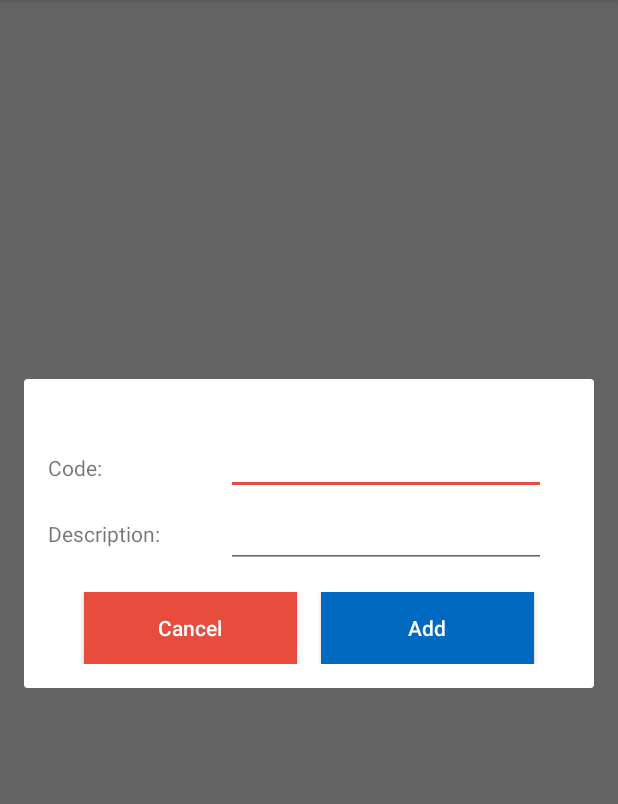
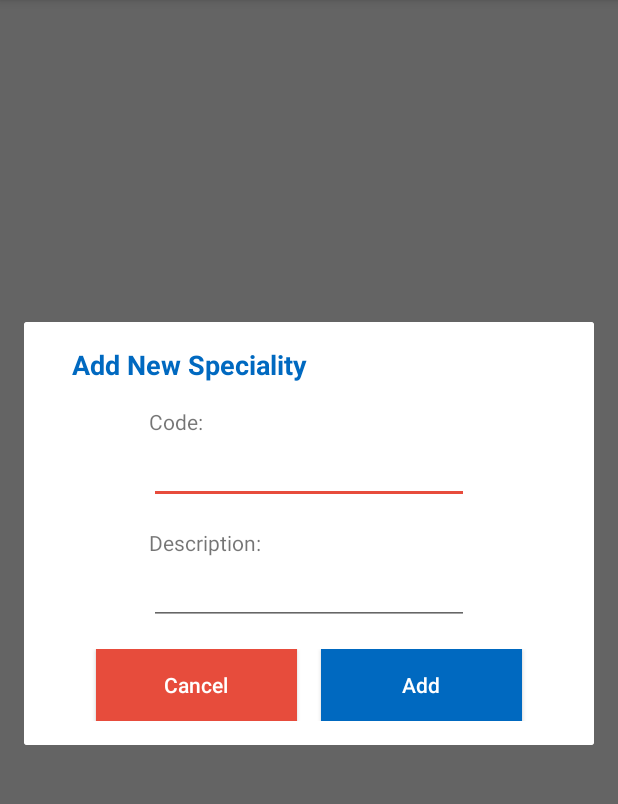
Before and after one commit to FCIZUBlackGamer/FluidAdmin, an Android app: the fragment CodeAddFragment shown on its own in the app's theme, on a phone screen of 412 x 824 dp, the part 84-888 px from its top. Run offline under Robolectric (Android 15) with nearby library versions, the phone set to English and light mode, and no system bars; 1 statement that could not run was skipped.

Commit message:
applay changes

```diff
--- a/app/src/main/java/com/thetatechno/fluidadmin/model/Device.java
+++ b/app/src/main/java/com/thetatechno/fluidadmin/model/Device.java
@@ -11,7 +11,7 @@ public class Device {
     String id;
     @SerializedName("DESCRIPTION")
     @Expose
-    String description;
+    String description = "";
 
     public String getId() {
         return id;
--- a/app/src/main/java/com/thetatechno/fluidadmin/retrofiteServices/repositories/StaffRepository.java
+++ b/app/src/main/java/com/thetatechno/fluidadmin/retrofiteServices/repositories/StaffRepository.java
@@ -37,6 +37,7 @@ public class StaffRepository {
                     }
                 } else if(response.code() == 404) {
                     Log.e(TAG, " server error 404 not found ");
+
                 }
             }
 
--- a/app/src/main/java/com/thetatechno/fluidadmin/ui/addorupdatecode/CodeAddFragment.java
+++ b/app/src/main/java/com/thetatechno/fluidadmin/ui/addorupdatecode/CodeAddFragment.java
@@ -1,5 +1,6 @@
 package com.thetatechno.fluidadmin.ui.addorupdatecode;
 
+import android.annotation.SuppressLint;
 import android.app.Dialog;
 import android.content.Context;
 import android.os.Bundle;
@@ -12,6 +13,7 @@ import android.view.WindowManager;
 import android.widget.Button;
 import android.widget.EditText;
 import android.widget.LinearLayout;
+import android.widget.TextView;
 import android.widget.Toast;
 
 import androidx.activity.OnBackPressedCallback;
@@ -46,7 +48,7 @@ public class CodeAddFragment extends DialogFragment {
     CodeViewModel codeViewModel;
     NavController navController;
     List<Code> codeList;
-
+    TextView titleTxt;
     private OnFragmentInteractionListener mListener;
 
     public CodeAddFragment() {
@@ -165,11 +167,14 @@ public class CodeAddFragment extends DialogFragment {
             codeIdEditTxt.setText(code.getCode());
             codeDescriptionEditTxt.setText(code.getDescription());
             addOrUpdateBtn.setHint(getResources().getString(R.string.update_txt));
+            titleTxt.setText(getResources().getString(R.string.update_specialilty_title));
         } else {
             isCodeNotNull = false;
             codeIdEditTxt.setText("");
             codeDescriptionEditTxt.setText("");
             addOrUpdateBtn.setHint(getResources().getString(R.string.add_txt));
+            titleTxt.setText(getResources().getString(R.string.add_specialilty_title));
+
         }
     }
 
@@ -178,6 +183,7 @@ public class CodeAddFragment extends DialogFragment {
         codeDescriptionEditTxt = view.findViewById(R.id.desc_et);
         cancel_btn = view.findViewById(R.id.cancel_btn);
         addOrUpdateBtn = view.findViewById(R.id.addOrUpdateCodeBtn);
+        titleTxt = view.findViewById(R.id.titleTxt);
 
     }
 
--- a/app/src/main/java/com/thetatechno/fluidadmin/ui/addorupdatefacility/FacilityAddFragment.java
+++ b/app/src/main/java/com/thetatechno/fluidadmin/ui/addorupdatefacility/FacilityAddFragment.java
@@ -168,9 +168,9 @@ public class FacilityAddFragment extends Fragment {
                     waitingAreaSpinner.setAdapter(adapter);
 
                     if (facility != null)
-                        if (facility.getWaitingAreaID() != null) {
+                        if (facility.getWaitingAreaId() != null) {
                             for (int i = 0; i < waitAreaList.size(); i++) {
-                                if (waitAreaList.get(i).equals(facility.getWaitingAreaID())) {
+                                if (waitAreaList.get(i).equals(facility.getWaitingAreaId())) {
                                     waitingAreaSpinner.setSelection(i);
                                 }
                             }
@@ -266,7 +266,7 @@ public class FacilityAddFragment extends Fragment {
 
         facility.setLangId(PreferenceController.getInstance(App.getContext()).get(PreferenceController.LANGUAGE).toUpperCase());
         if (id == facilityTypeRadioGroup.getCheckedRadioButtonId())
-            facility.setWaitingAreaID(waitingAreaSpinner.getSelectedItem().toString());
+            facility.setWaitingAreaId(waitingAreaSpinner.getSelectedItem().toString());
     }
 
 
--- a/app/src/main/res/layout/code_add_view.xml
+++ b/app/src/main/res/layout/code_add_view.xml
@@ -2,31 +2,43 @@
 <androidx.constraintlayout.widget.ConstraintLayout xmlns:android="http://schemas.android.com/apk/res/android"
     xmlns:app="http://schemas.android.com/apk/res-auto"
     xmlns:tools="http://schemas.android.com/tools"
+    android:background="@color/colorWhite"
     android:layout_width="match_parent"
-    android:layout_height="250dp">
+    android:layout_height="270dp">
+
+    <TextView
+        android:id="@+id/titleTxt"
+        android:layout_width="match_parent"
+        android:layout_height="wrap_content"
+        android:layout_marginTop="16dp"
+        android:layout_marginStart="32dp"
+        android:layout_marginEnd="32dp"
+        android:text="TextView"
+        android:textColor="@color/colorPrimary"
+        android:textSize="18sp"
+        android:textStyle="bold"
+        app:layout_constraintEnd_toEndOf="@+id/linearLayout"
+        app:layout_constraintStart_toStartOf="@+id/linearLayout"
+        app:layout_constraintTop_toTopOf="parent" />
 
     <TextView
         android:id="@+id/textView2"
         android:layout_width="wrap_content"
         android:layout_height="wrap_content"
-        android:layout_marginStart="16dp"
-        android:layout_marginTop="8dp"
+        android:layout_marginTop="16dp"
         android:text="@string/code_txt"
-        app:layout_constraintBottom_toBottomOf="@+id/code_id_et"
-        app:layout_constraintStart_toStartOf="parent"
-        app:layout_constraintTop_toTopOf="@+id/code_id_et" />
+        app:layout_constraintStart_toStartOf="@+id/code_id_et"
+        app:layout_constraintTop_toBottomOf="@+id/titleTxt" />
 
     <EditText
         android:id="@+id/code_id_et"
         android:layout_width="wrap_content"
         android:layout_height="wrap_content"
-        android:layout_marginStart="50dp"
-        android:layout_marginTop="32dp"
         android:ems="10"
         android:inputType="textPersonName"
         app:layout_constraintEnd_toEndOf="parent"
-        app:layout_constraintStart_toEndOf="@+id/textView2"
-        app:layout_constraintTop_toTopOf="parent" />
+        app:layout_constraintStart_toStartOf="parent"
+        app:layout_constraintTop_toBottomOf="@+id/textView2" />
 
     <TextView
         android:id="@+id/textView3"
@@ -44,36 +56,35 @@
         android:ems="10"
         android:inputType="textPersonName"
         android:maxLines="3"
-        app:layout_constraintBottom_toBottomOf="@+id/textView3"
         app:layout_constraintEnd_toEndOf="@+id/code_id_et"
         app:layout_constraintStart_toStartOf="@+id/code_id_et"
-        app:layout_constraintTop_toTopOf="@+id/textView3" />
+        app:layout_constraintTop_toBottomOf="@+id/textView3" />
 
     <LinearLayout
+        android:id="@+id/linearLayout"
         android:layout_width="match_parent"
         android:layout_height="wrap_content"
+        android:layout_marginStart="32dp"
+        android:layout_marginTop="16dp"
+        android:layout_marginEnd="32dp"
+        android:layout_marginBottom="16dp"
         android:orientation="horizontal"
-        android:layout_marginStart="32dp"
-        android:layout_marginEnd="32dp"
-
+        android:weightSum="2"
         app:layout_constraintBottom_toBottomOf="parent"
-android:weightSum="2"
         app:layout_constraintEnd_toEndOf="parent"
-        android:layout_marginTop="16dp"
-        android:layout_marginBottom="16dp"
         app:layout_constraintStart_toStartOf="parent"
         app:layout_constraintTop_toBottomOf="@+id/desc_et">
 
         <Button
             android:id="@+id/cancel_btn"
             android:layout_width="0dp"
-            android:layout_weight="1"
             android:layout_height="wrap_content"
             android:layout_gravity="center"
-            android:layout_marginStart="8dp"
+            android:layout_marginStart="16dp"
+            android:layout_marginEnd="8dp"
+            android:layout_weight="1"
             android:background="@color/colorAccent"
             android:hint="@string/cancel_btn_txt"
-            android:layout_marginEnd="8dp"
             android:textColorHint="@color/colorWhite" />
 
         <Button
@@ -82,8 +93,8 @@ android:weightSum="2"
             android:layout_height="wrap_content"
             android:layout_gravity="center"
             android:layout_marginStart="8dp"
+            android:layout_marginEnd="16dp"
             android:layout_weight="1"
-            android:layout_marginEnd="8dp"
             android:background="@color/colorPrimary"
             android:hint="@string/add_txt"
             android:textColorHint="@color/colorWhite" />
--- a/app/src/main/res/layout/confirm_delete_view.xml
+++ b/app/src/main/res/layout/confirm_delete_view.xml
@@ -35,7 +35,7 @@
         app:layout_constraintStart_toStartOf="parent"
         app:layout_constraintTop_toBottomOf="@+id/titleTxt">
 
-        <TextView
+        <Button
             android:layout_weight="1"
             android:id="@+id/cancel_btn"
             android:layout_width="0dp"
@@ -43,8 +43,8 @@
             android:layout_marginEnd="8dp"
             android:layout_marginStart="40dp"
             android:hint="@string/cancel_btn_txt"
-
-            android:textColorHint="@color/colorAccent" />
+            android:background="@color/colorAccent"
+            android:textColorHint="@color/colorWhite" />
 
         <Button
             android:id="@+id/okBtn"
--- a/app/src/main/res/layout/facilty_detail_list_item.xml
+++ b/app/src/main/res/layout/facilty_detail_list_item.xml
@@ -18,7 +18,6 @@
         android:layout_width="25dp"
         android:layout_height="25dp"
         android:layout_marginStart="16dp"
-
         app:layout_constraintBottom_toBottomOf="parent"
         app:layout_constraintStart_toStartOf="parent"
         app:layout_constraintTop_toTopOf="parent"
@@ -45,17 +44,15 @@
         android:id="@+id/facilityIdTxt"
         android:layout_width="wrap_content"
         android:layout_height="wrap_content"
-        android:text="@string/clinic_example_txt"
         app:layout_constraintStart_toStartOf="@id/facilityDescriptionTxt"
         app:layout_constraintTop_toBottomOf="@id/facilityDescriptionTxt" />
 
     <TextView
-        android:id="@+id/waitingAreaIdTxt"
+        android:id="@+id/waitingAreaOrDeviceDescriptionTxt"
         android:layout_width="wrap_content"
         android:layout_height="wrap_content"
         android:layout_marginBottom="8dp"
         android:drawablePadding="5dp"
-        android:text="@string/waitingAreaID"
         app:layout_constraintBottom_toBottomOf="parent"
         app:layout_constraintStart_toStartOf="@+id/facilityIdTxt"
         app:layout_constraintTop_toBottomOf="@+id/facilityIdTxt" />
@@ -66,7 +63,6 @@
         android:layout_height="wrap_content"
         android:layout_marginStart="16dp"
         android:drawablePadding="5dp"
-        android:text="@string/decsription"
         android:textColor="@color/colorPrimary"
         android:textSize="@dimen/name_txt_size"
         android:textStyle="bold"
--- a/app/src/main/res/navigation/navigation_graph.xml
+++ b/app/src/main/res/navigation/navigation_graph.xml
@@ -69,7 +69,7 @@
         android:id="@+id/facility"
         android:name="com.thetatechno.fluidadmin.ui.facilityList.FacilityListFragment"
         android:label="@string/facilty"
-        tools:layout="@layout/fragment_facility_list_clinic_type" >
+        tools:layout="@layout/fragment_facility_list" >
         <action
             android:id="@+id/action_facilityListFragment_to_facilityAddFragment"
             app:destination="@id/facilityAddFragment" />
--- a/app/src/main/res/values/strings.xml
+++ b/app/src/main/res/values/strings.xml
@@ -59,11 +59,13 @@
     <string name="clinic_example_txt">ENT10</string>
     <string name="male_txt">Male</string>
     <string name="speciality_txt">Speciality</string>
-    <string name="choose_facilities">choose facilities to be linked</string>
+    <string name="choose_facilities">Select Facilities</string>
 
     <string name="link_btn_txt">Link</string>
     <string name="room_txt">Room</string>
     <string name="female_txt">Female</string>
     <string name="description_hint">description</string>
     <string name="action_search">search</string>
+    <string name="update_specialilty_title">Update Speciality</string>
+    <string name="add_specialilty_title">Add New Speciality</string>
 </resources>
```
Also changed, not shown: app/src/main/java/com/thetatechno/fluidadmin/model/Facility.java (+33 -13 lines), app/src/main/java/com/thetatechno/fluidadmin/ui/HomeActivity.java (+2 -8 lines), app/src/main/java/com/thetatechno/fluidadmin/ui/codeList/CodeListAdapter.java (+9 -2 lines), app/src/main/java/com/thetatechno/fluidadmin/ui/facilityList/FacilityListAdapter.java (+21 -11 lines), app/src/main/java/com/thetatechno/fluidadmin/ui/facilityList/FacilityListFragment.java (+12 -1 lines), app/src/main/java/com/thetatechno/fluidadmin/ui/stafflist/agentList/AgentListAdapter.java (+9 -5 lines), app/src/main/java/com/thetatechno/fluidadmin/ui/stafflist/providerList/ProviderListAdapter.java (+12 -8 lines), app/src/main/res/layout/fragment_facility_list.xml (renamed from app/src/main/res/layout/fragment_facility_list_clinic_type.xml, +7 -2 lines).
